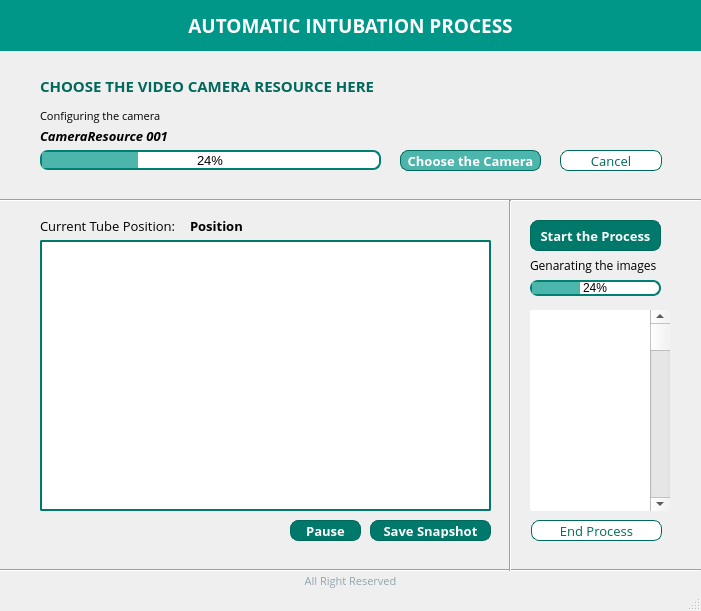
Old version of the form CNN_for classification/CNN windows/GUI/automatic.ui in the repository malshanucsc/Endotracheal-Intubation-Automation.
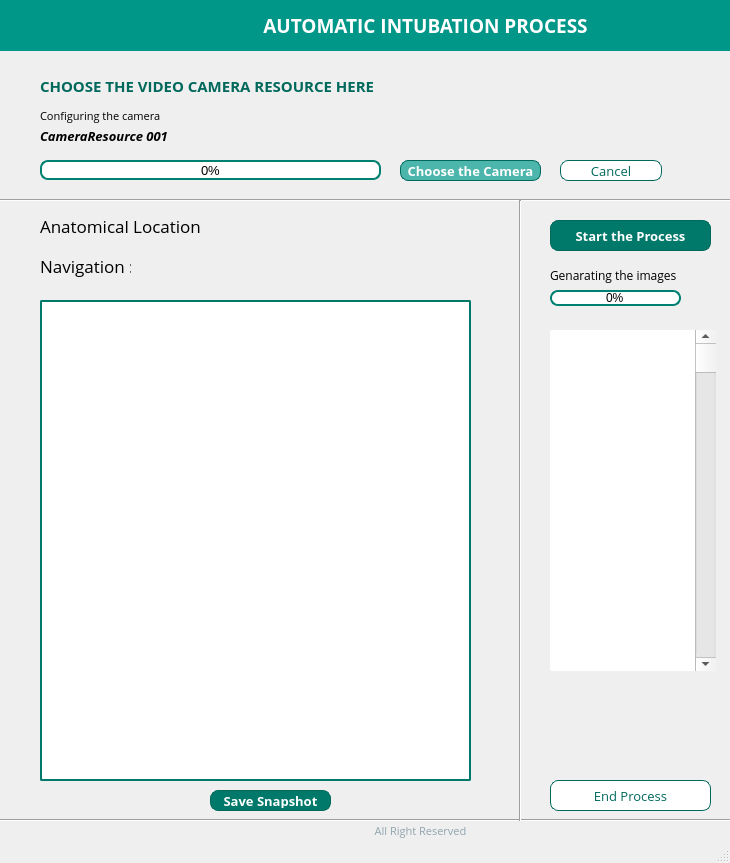
New version of the form.

Commit message: Implemented automatic intubation mode

Diff of the .ui file:
```diff
--- a/CNN_for classification/CNN windows/GUI/automatic.ui
+++ b/CNN_for classification/CNN windows/GUI/automatic.ui
@@ -6,8 +6,8 @@
    <rect>
     <x>0</x>
     <y>0</y>
-    <width>701</width>
-    <height>611</height>
+    <width>730</width>
+    <height>863</height>
    </rect>
   </property>
   <property name="windowTitle">
@@ -36,84 +36,13 @@
      <string>CameraResource 001</string>
     </property>
    </widget>
-   <widget class="QPushButton" name="btnPause">
-    <property name="enabled">
-     <bool>true</bool>
-    </property>
-    <property name="geometry">
-     <rect>
-      <x>290</x>
-      <y>520</y>
-      <width>71</width>
-      <height>21</height>
-     </rect>
-    </property>
-    <property name="font">
-     <font>
-      <family>Open Sans</family>
-      <pointsize>10</pointsize>
-      <weight>75</weight>
-      <bold>true</bold>
-     </font>
-    </property>
-    <property name="styleSheet">
-     <string notr="true">QPushButton
-{
-    color: #fff;
-    background-color: #00796B;
-    border-width:1px;
-    border-color: #00695C;
-    border-style: solid;
-    border-radius: 8px;
-    padding: 2px;
-    padding-left: 5px;
-    padding-right: 5px;
-}
-
-
-
-QPushButton:hover
-{
-    background-color: QLinearGradient( x1: 0, y1: 0, x2: 0, y2: 1, stop: 0 #018175, stop: 0.1 #018175, stop: 0.5 #018175, stop: 0.9 #018175, stop: 1 #018175);
-}
-
-QPushButton:pressed
-{
-   background-color: QLinearGradient( x1: 0, y1: 0, x2: 0, y2: 1, stop: 0 #02695F, stop: 0.1 #02695F, stop: 0.5 #02695F, stop: 0.9 #02695F, stop: 1 #02695F);
-}</string>
-    </property>
-    <property name="text">
-     <string>Pause</string>
-    </property>
-   </widget>
-   <widget class="QLabel" name="label_5">
-    <property name="geometry">
-     <rect>
-      <x>40</x>
-      <y>210</y>
-      <width>141</width>
-      <height>31</height>
-     </rect>
-    </property>
-    <property name="font">
-     <font>
-      <family>Open Sans</family>
-      <pointsize>10</pointsize>
-      <weight>50</weight>
-      <bold>false</bold>
-     </font>
-    </property>
-    <property name="text">
-     <string>Current Tube Position:</string>
-    </property>
-   </widget>
    <widget class="QGraphicsView" name="viewTubeLocation">
     <property name="geometry">
      <rect>
       <x>40</x>
-      <y>240</y>
-      <width>451</width>
-      <height>271</height>
+      <y>300</y>
+      <width>431</width>
+      <height>481</height>
      </rect>
     </property>
     <property name="styleSheet">
@@ -133,7 +62,7 @@
     <property name="geometry">
      <rect>
       <x>560</x>
-      <y>150</y>
+      <y>160</y>
       <width>102</width>
       <height>21</height>
      </rect>
@@ -336,8 +265,8 @@
    <widget class="QLabel" name="label_7">
     <property name="geometry">
      <rect>
-      <x>530</x>
-      <y>250</y>
+      <x>550</x>
+      <y>260</y>
       <width>141</width>
       <height>31</height>
      </rect>
@@ -358,8 +287,8 @@
     <property name="geometry">
      <rect>
       <x>0</x>
-      <y>550</y>
-      <width>701</width>
+      <y>800</y>
+      <width>841</width>
       <height>41</height>
      </rect>
     </property>
@@ -372,7 +301,7 @@
      <rect>
       <x>0</x>
       <y>190</y>
-      <width>701</width>
+      <width>771</width>
       <height>21</height>
      </rect>
     </property>
@@ -384,8 +313,8 @@
     <property name="geometry">
      <rect>
       <x>0</x>
-      <y>570</y>
-      <width>701</width>
+      <y>820</y>
+      <width>841</width>
       <height>21</height>
      </rect>
     </property>
@@ -418,7 +347,7 @@
      <rect>
       <x>0</x>
       <y>0</y>
-      <width>701</width>
+      <width>851</width>
       <height>51</height>
      </rect>
     </property>
@@ -452,9 +381,9 @@
     </property>
     <property name="geometry">
      <rect>
-      <x>530</x>
+      <x>550</x>
       <y>220</y>
-      <width>131</width>
+      <width>161</width>
       <height>31</height>
      </rect>
     </property>
@@ -500,7 +429,7 @@
     <property name="geometry">
      <rect>
       <x>40</x>
-      <y>150</y>
+      <y>160</y>
       <width>341</width>
       <height>20</height>
      </rect>
@@ -527,16 +456,16 @@
  }</string>
     </property>
     <property name="value">
-     <number>24</number>
+     <number>0</number>
     </property>
    </widget>
    <widget class="QPushButton" name="btnEndProcess">
     <property name="geometry">
      <rect>
-      <x>531</x>
-      <y>520</y>
-      <width>131</width>
-      <height>21</height>
+      <x>550</x>
+      <y>780</y>
+      <width>161</width>
+      <height>31</height>
      </rect>
     </property>
     <property name="palette">
@@ -737,23 +666,10 @@
    <widget class="Line" name="line_4">
     <property name="geometry">
      <rect>
-      <x>500</x>
+      <x>510</x>
       <y>200</y>
       <width>20</width>
-      <height>371</height>
-     </rect>
-    </property>
-    <property name="orientation">
-     <enum>Qt::Vertical</enum>
-    </property>
-   </widget>
-   <widget class="QScrollBar" name="verticalScrollBar">
-    <property name="geometry">
-     <rect>
-      <x>641</x>
-      <y>310</y>
-      <width>20</width>
-      <height>201</height>
+      <height>621</height>
      </rect>
     </property>
     <property name="orientation">
@@ -767,7 +683,7 @@
     <property name="geometry">
      <rect>
       <x>400</x>
-      <y>150</y>
+      <y>160</y>
       <width>141</width>
       <height>21</height>
      </rect>
@@ -813,8 +729,8 @@
    <widget class="QProgressBar" name="progressBarSnaps">
     <property name="geometry">
      <rect>
-      <x>530</x>
-      <y>280</y>
+      <x>550</x>
+      <y>290</y>
       <width>131</width>
       <height>16</height>
      </rect>
@@ -841,16 +757,16 @@
  }</string>
     </property>
     <property name="value">
-     <number>24</number>
+     <number>0</number>
     </property>
    </widget>
    <widget class="QGraphicsView" name="graphicsViewSavedSnaps">
     <property name="geometry">
      <rect>
-      <x>530</x>
-      <y>310</y>
-      <width>131</width>
-      <height>201</height>
+      <x>550</x>
+      <y>330</y>
+      <width>161</width>
+      <height>341</height>
      </rect>
     </property>
     <property name="styleSheet">
@@ -921,8 +837,8 @@
     </property>
     <property name="geometry">
      <rect>
-      <x>370</x>
-      <y>520</y>
+      <x>210</x>
+      <y>790</y>
       <width>121</width>
       <height>21</height>
      </rect>
@@ -965,35 +881,117 @@
      <string>Save Snapshot</string>
     </property>
    </widget>
+   <widget class="QLabel" name="lblLoadImage">
+    <property name="geometry">
+     <rect>
+      <x>40</x>
+      <y>300</y>
+      <width>431</width>
+      <height>481</height>
+     </rect>
+    </property>
+    <property name="frameShape">
+     <enum>QFrame::NoFrame</enum>
+    </property>
+    <property name="text">
+     <string/>
+    </property>
+   </widget>
+   <widget class="QLabel" name="lblLandmark">
+    <property name="geometry">
+     <rect>
+      <x>40</x>
+      <y>210</y>
+      <width>161</width>
+      <height>31</height>
+     </rect>
+    </property>
+    <property name="font">
+     <font>
+      <family>Open Sans</family>
+      <pointsize>13</pointsize>
+      <weight>50</weight>
+      <italic>false</italic>
+      <bold>false</bold>
+     </font>
+    </property>
+    <property name="text">
+     <string>Anatomical Location :</string>
+    </property>
+   </widget>
+   <widget class="QLabel" name="lblNavigationTopic">
+    <property name="geometry">
+     <rect>
+      <x>40</x>
+      <y>250</y>
+      <width>91</width>
+      <height>31</height>
+     </rect>
+    </property>
+    <property name="font">
+     <font>
+      <family>Open Sans</family>
+      <pointsize>13</pointsize>
+      <weight>50</weight>
+      <italic>false</italic>
+      <bold>false</bold>
+     </font>
+    </property>
+    <property name="text">
+     <string>Navigation :</string>
+    </property>
+   </widget>
    <widget class="QLabel" name="lblTubePosition">
     <property name="geometry">
      <rect>
-      <x>190</x>
+      <x>210</x>
       <y>210</y>
-      <width>130</width>
+      <width>191</width>
       <height>31</height>
      </rect>
     </property>
     <property name="font">
      <font>
       <family>Open Sans</family>
-      <pointsize>10</pointsize>
+      <pointsize>15</pointsize>
       <weight>75</weight>
       <italic>false</italic>
       <bold>true</bold>
      </font>
     </property>
     <property name="text">
-     <string>Position</string>
+     <string/>
     </property>
    </widget>
-   <widget class="QScrollBar" name="verticalScrollBarSnaps">
+   <widget class="QLabel" name="lblNavigation">
     <property name="geometry">
      <rect>
-      <x>650</x>
-      <y>310</y>
-      <width>20</width>
-      <height>201</height>
+      <x>140</x>
+      <y>250</y>
+      <width>361</width>
+      <height>31</height>
+     </rect>
+    </property>
+    <property name="font">
+     <font>
+      <family>Open Sans</family>
+      <pointsize>15</pointsize>
+      <weight>75</weight>
+      <italic>false</italic>
+      <bold>true</bold>
+     </font>
+    </property>
+    <property name="text">
+     <string/>
+    </property>
+   </widget>
+   <widget class="QScrollBar" name="verticalScrollBar_2">
+    <property name="geometry">
+     <rect>
+      <x>695</x>
+      <y>330</y>
+      <width>21</width>
+      <height>341</height>
      </rect>
     </property>
     <property name="orientation">
```
The commit also changes 2 other files.
